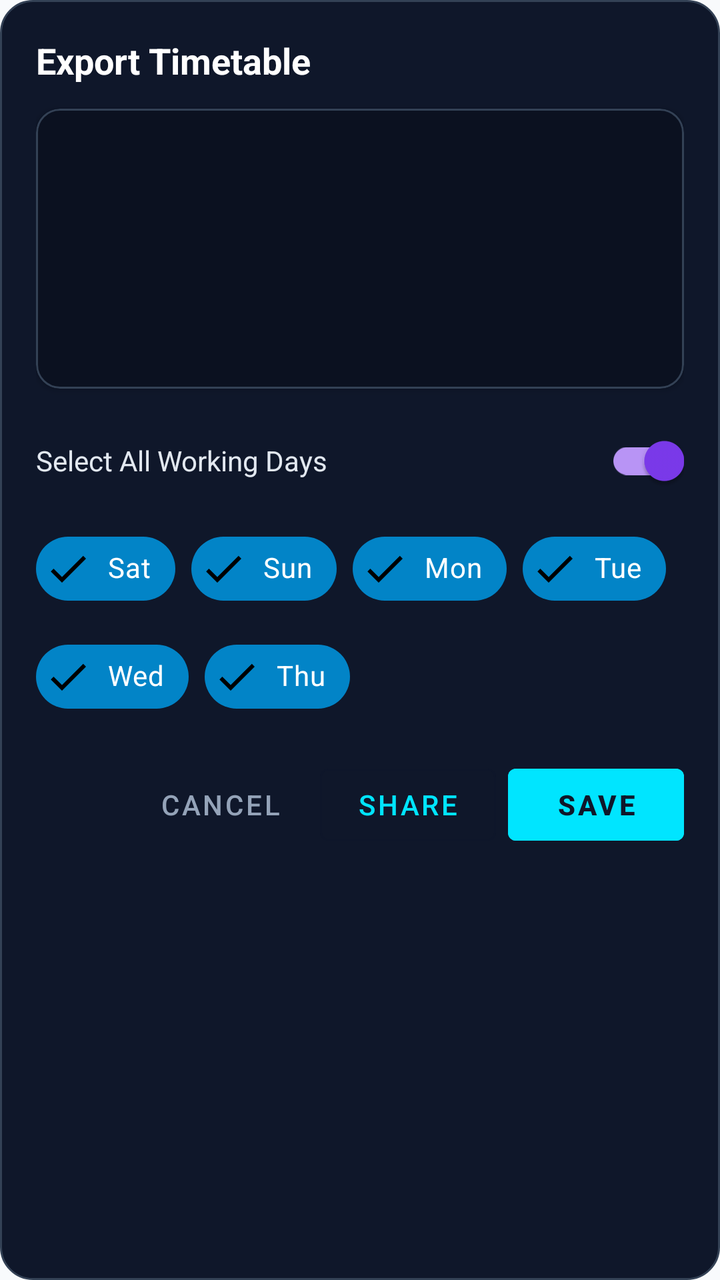
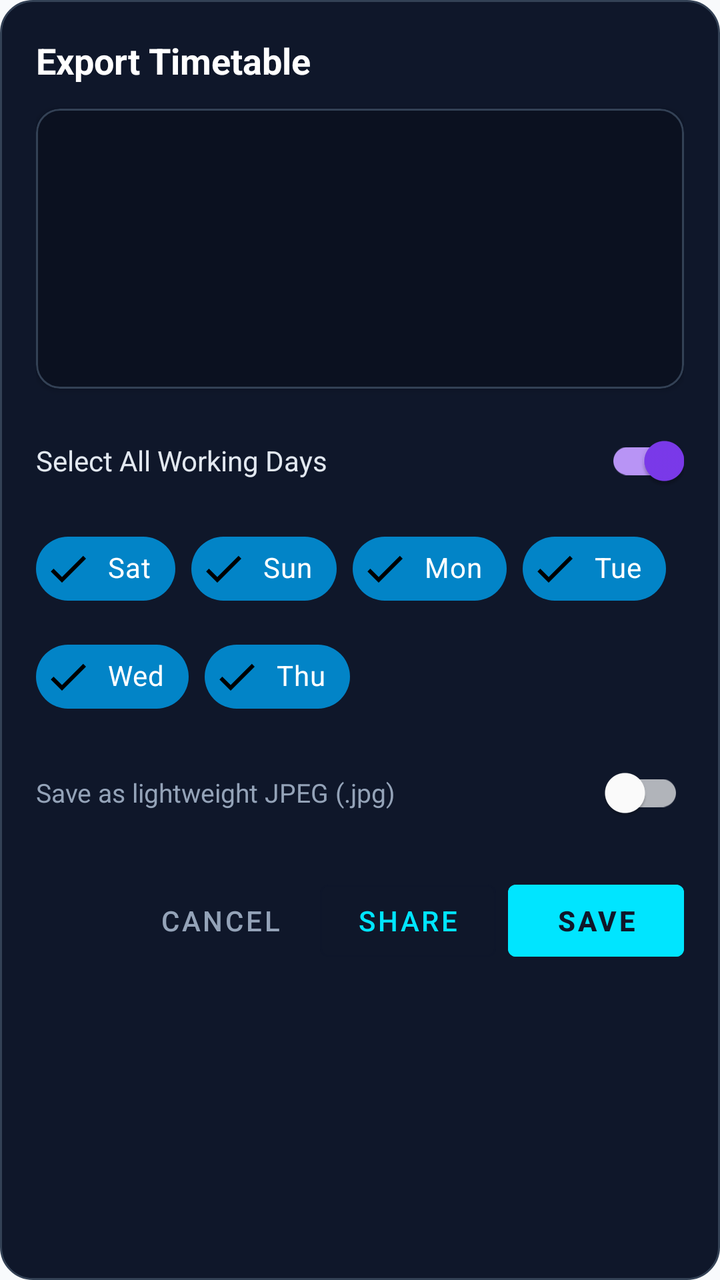

Before-and-after screenshots of an Android layout around one commit, followed by the original layout XML and the change that was made.
<!-- AndroidManifest.xml: application theme Theme.LifeSync -->
<!-- res/layout/dialog_export_schedule.xml -->
<LinearLayout xmlns:android="http://schemas.android.com/apk/res/android"
    xmlns:app="http://schemas.android.com/apk/res-auto"
    android:layout_width="match_parent"
    android:layout_height="wrap_content"
    android:background="@drawable/bg_dialog_dark"
    android:orientation="vertical"
    android:padding="18dp">

    <TextView
        android:layout_width="wrap_content"
        android:layout_height="wrap_content"
        android:text="Export Timetable"
        android:textColor="#FFFFFF"
        android:textSize="18sp"
        android:textStyle="bold" />

    
    <com.google.android.material.card.MaterialCardView
        android:layout_width="match_parent"
        android:layout_height="140dp"
        android:layout_marginTop="12dp"
        app:cardBackgroundColor="#0B1120"
        app:cardCornerRadius="12dp"
        app:strokeColor="#334155"
        app:strokeWidth="1dp">

        <ImageView
            android:id="@+id/ivScheduleThumbnail"
            android:layout_width="match_parent"
            android:layout_height="match_parent"
            android:scaleType="fitCenter"
            android:contentDescription="Live Schedule Preview" />
    </com.google.android.material.card.MaterialCardView>

    <com.google.android.material.switchmaterial.SwitchMaterial
        android:id="@+id/switchSelectAllDays"
        android:layout_width="match_parent"
        android:layout_height="wrap_content"
        android:layout_marginTop="12dp"
        android:checked="true"
        android:text="Select All Working Days"
        android:textColor="#E2E8F0"
        android:textSize="14sp"
        app:useMaterialThemeColors="true" />

    <com.google.android.material.chip.ChipGroup
        android:id="@+id/chipGroupDays"
        android:layout_width="match_parent"
        android:layout_height="wrap_content"
        android:layout_marginTop="6dp"
        app:chipSpacing="6dp">

        <com.google.android.material.chip.Chip
            android:id="@+id/chipSat"
            style="@style/Widget.MaterialComponents.Chip.Filter"
            android:layout_width="wrap_content"
            android:layout_height="wrap_content"
            android:checked="true"
            android:text="Sat"
            android:textColor="#FFFFFF"
            app:chipBackgroundColor="@color/bg_chip_selector" />

        <com.google.android.material.chip.Chip
            android:id="@+id/chipSun"
            style="@style/Widget.MaterialComponents.Chip.Filter"
            android:layout_width="wrap_content"
            android:layout_height="wrap_content"
            android:checked="true"
            android:text="Sun"
            android:textColor="#FFFFFF"
            app:chipBackgroundColor="@color/bg_chip_selector" />

        <com.google.android.material.chip.Chip
            android:id="@+id/chipMon"
            style="@style/Widget.MaterialComponents.Chip.Filter"
            android:layout_width="wrap_content"
            android:layout_height="wrap_content"
            android:checked="true"
            android:text="Mon"
            android:textColor="#FFFFFF"
            app:chipBackgroundColor="@color/bg_chip_selector" />

        <com.google.android.material.chip.Chip
            android:id="@+id/chipTue"
            style="@style/Widget.MaterialComponents.Chip.Filter"
            android:layout_width="wrap_content"
            android:layout_height="wrap_content"
            android:checked="true"
            android:text="Tue"
            android:textColor="#FFFFFF"
            app:chipBackgroundColor="@color/bg_chip_selector" />

        <com.google.android.material.chip.Chip
            android:id="@+id/chipWed"
            style="@style/Widget.MaterialComponents.Chip.Filter"
            android:layout_width="wrap_content"
            android:layout_height="wrap_content"
            android:checked="true"
            android:text="Wed"
            android:textColor="#FFFFFF"
            app:chipBackgroundColor="@color/bg_chip_selector" />

        <com.google.android.material.chip.Chip
            android:id="@+id/chipThu"
            style="@style/Widget.MaterialComponents.Chip.Filter"
            android:layout_width="wrap_content"
            android:layout_height="wrap_content"
            android:checked="true"
            android:text="Thu"
            android:textColor="#FFFFFF"
            app:chipBackgroundColor="@color/bg_chip_selector" />
    </com.google.android.material.chip.ChipGroup>

    <LinearLayout
        android:layout_width="match_parent"
        android:layout_height="wrap_content"
        android:layout_marginTop="16dp"
        android:gravity="end"
        android:orientation="horizontal">

        <com.google.android.material.button.MaterialButton
            android:id="@+id/btnCancelScheduleExport"
            style="@style/Widget.MaterialComponents.Button.TextButton"
            android:layout_width="wrap_content"
            android:layout_height="wrap_content"
            android:text="CANCEL"
            android:textColor="#94A3B8" />

        <com.google.android.material.button.MaterialButton
            android:id="@+id/btnShareSchedule"
            style="@style/Widget.MaterialComponents.Button.OutlinedButton"
            android:layout_width="wrap_content"
            android:layout_height="wrap_content"
            android:layout_marginStart="6dp"
            android:strokeColor="#00E5FF"
            android:text="SHARE"
            android:textColor="#00E5FF" />

        <com.google.android.material.button.MaterialButton
            android:id="@+id/btnSaveSchedule"
            android:layout_width="wrap_content"
            android:layout_height="wrap_content"
            android:layout_marginStart="6dp"
            android:backgroundTint="#00E5FF"
            android:text="SAVE"
            android:textColor="#0F172A"
            android:textStyle="bold" />
    </LinearLayout>
</LinearLayout>
<!-- resources referenced by this layout -->
<resources>
  <!-- drawable bg_dialog_dark (drawable) -->
  <?xml version="1.0" encoding="utf-8"?>
  <shape xmlns:android="http://schemas.android.com/apk/res/android"
      android:shape="rectangle">
      <solid android:color="#0F172A" />
      <corners android:radius="16dp" />
      <stroke
          android:width="1dp"
          android:color="#334155" />
  </shape>
  <style name="Theme.LifeSync" parent="Theme.MaterialComponents.DayNight.NoActionBar">
          <item name="colorPrimary">@color/primary</item>
          <item name="colorPrimaryVariant">@color/primary_variant</item>
          <item name="colorOnPrimary">@color/on_primary</item>
          <item name="colorSecondary">@color/secondary</item>
          <item name="colorSecondaryVariant">@color/secondary_variant</item>
          <item name="colorOnSecondary">@color/on_secondary</item>
          <item name="colorSurface">@color/surface</item>
          <item name="colorOnSurface">@color/text_primary</item>
          <item name="colorOnBackground">@color/text_primary</item>
          <item name="colorOnSurfaceVariant">@color/text_secondary</item>
          <item name="colorOutline">@color/text_secondary</item>
          <item name="android:colorBackground">@color/background</item>
          <item name="android:windowBackground">@color/background</item>
          <item name="android:textColorPrimary">@color/text_primary</item>
          <item name="android:textColorSecondary">@color/text_secondary</item>
          <item name="android:statusBarColor">@color/background</item>
          <item name="android:windowLightStatusBar">true</item>
          <item name="android:navigationBarColor">@color/background</item>
          <item name="materialCardViewStyle">@style/CardElevationRounded</item>
          <item name="android:textViewStyle">@style/DuoRhythmTextView</item>
          <item name="android:editTextStyle">@style/DuoRhythmEditText</item>
          <item name="editTextStyle">@style/DuoRhythmEditText</item>
      </style>
  <color name="primary">#0284C7</color>
  <color name="primary_variant">#0369A1</color>
  <color name="on_primary">#FFFFFF</color>
  <color name="secondary">#7C3AED</color>
  <color name="secondary_variant">#6D28D9</color>
  <color name="on_secondary">#FFFFFF</color>
  <color name="surface">#FFFFFF</color>
  <color name="text_primary">#0F172A</color>
  <color name="text_secondary">#64748B</color>
  <color name="background">#F8FAFC</color>
  <style name="CardElevationRounded" parent="Widget.MaterialComponents.CardView">
          <item name="cardCornerRadius">22dp</item>
          <item name="cardElevation">2dp</item>
          <item name="strokeWidth">1dp</item>
          <item name="strokeColor">@color/card_stroke</item>
          <item name="cardBackgroundColor">@color/surface_card</item>
      </style>
  <style name="DuoRhythmTextView" parent="android:Widget.TextView">
          <item name="android:lineSpacingExtra">2dp</item>
          <item name="android:fontFamily">sans-serif</item>
          <item name="android:includeFontPadding">true</item>
      </style>
  <style name="DuoRhythmEditText" parent="android:Widget.EditText">
          <item name="android:lineSpacingExtra">2dp</item>
          <item name="android:fontFamily">sans-serif</item>
          <item name="android:includeFontPadding">true</item>
          <item name="android:textColor">@color/text_primary</item>
          <item name="android:textColorHint">@color/text_secondary</item>
      </style>
  <color name="card_stroke">#E2E8F0</color>
  <color name="surface_card">#FFFFFF</color>
</resources>

<!-- the commit's change to res/layout/dialog_export_schedule.xml (unified diff, before → after) -->
@@ -1,3 +1,4 @@
+<?xml version="1.0" encoding="utf-8"?>
 <LinearLayout xmlns:android="http://schemas.android.com/apk/res/android"
     xmlns:app="http://schemas.android.com/apk/res-auto"
     android:layout_width="match_parent"
@@ -14,7 +15,6 @@
         android:textSize="18sp"
         android:textStyle="bold" />
 
-    
     <com.google.android.material.card.MaterialCardView
         android:layout_width="match_parent"
         android:layout_height="140dp"
@@ -111,6 +111,17 @@
             app:chipBackgroundColor="@color/bg_chip_selector" />
     </com.google.android.material.chip.ChipGroup>
 
+    <com.google.android.material.switchmaterial.SwitchMaterial
+        android:id="@+id/switchScheduleFormatJpeg"
+        android:layout_width="match_parent"
+        android:layout_height="wrap_content"
+        android:layout_marginTop="10dp"
+        android:checked="false"
+        android:text="Save as lightweight JPEG (.jpg)"
+        android:textColor="#94A3B8"
+        android:textSize="13sp"
+        app:useMaterialThemeColors="true" />
+
     <LinearLayout
         android:layout_width="match_parent"
         android:layout_height="wrap_content"
